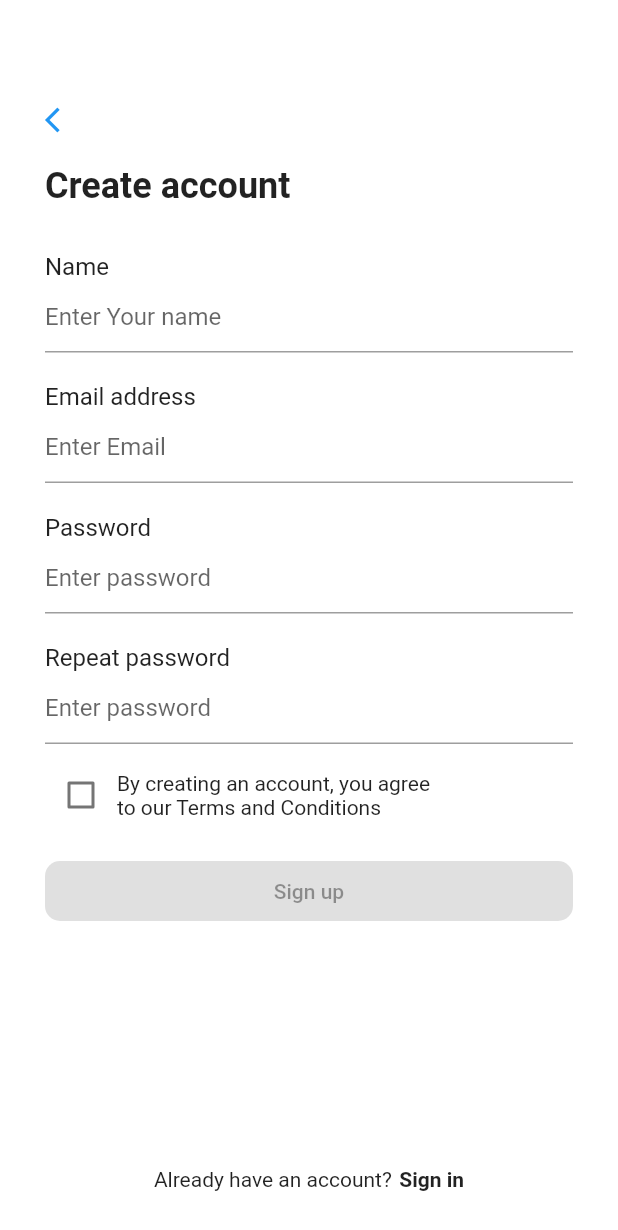
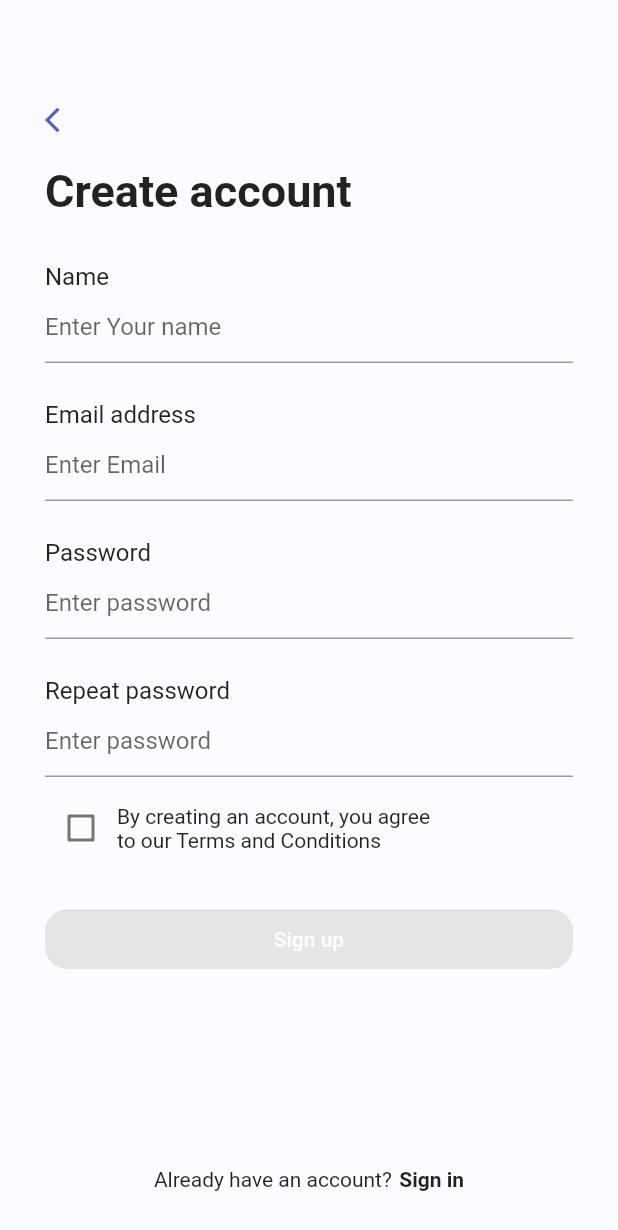
Before and after one commit to Perception12/flutter_banking_ui, a Flutter app: the screen it shows after launch, on a phone screen of 412 x 824 dp. Shown: the top 1230 px of the screen. Run offline on Flutter 3.47's test engine with Material 2 defaults, Android fonts, the light colour scheme and no system bars.

Commit message:
complete signup page UI

```diff
--- /dev/null
+++ b/lib/colors.dart
@@ -0,0 +1,29 @@
+import 'dart:ui';
+
+import 'package:flutter/material.dart';
+
+class AppColor {
+  static Color mainBackground = const Color(0xFFfbfcff);
+  static Color primaryColor = const Color(0xFF5560B4);
+  static Color disabledColor = const Color(0xFFE5E5E5);
+}
+
+MaterialColor createMaterialColor(Color color) {
+  List strengths = <double>[.05];
+  final swatch = <int, Color>{};
+  final int r = color.red, g = color.green, b = color.blue;
+
+  for (int i = 1; i < 10; i++) {
+    strengths.add(0.1 * i);
+  }
+  strengths.forEach((strength) {
+    final double ds = 0.5 - strength;
+    swatch[(strength * 1000).round()] = Color.fromRGBO(
+      r + ((ds < 0 ? r : (255 - r)) * ds).round(),
+      g + ((ds < 0 ? g : (255 - g)) * ds).round(),
+      b + ((ds < 0 ? b : (255 - b)) * ds).round(),
+      1,
+    );
+  });
+  return MaterialColor(color.value, swatch);
+}
--- a/lib/main.dart
+++ b/lib/main.dart
@@ -1,5 +1,6 @@
 import 'package:flutter/material.dart';
 import 'screens/sign_up_page.dart';
+import 'colors.dart' as color;
 
 void main() {
   runApp(const MyApp());
@@ -13,7 +14,7 @@ class MyApp extends StatelessWidget {
     return MaterialApp(
       title: 'Banking App',
       theme: ThemeData(
-        primarySwatch: Colors.blue,
+        primarySwatch: color.createMaterialColor(color.AppColor.primaryColor),
       ),
       home: const SignUpPage(),
     );
--- a/lib/screens/sign_up_page.dart
+++ b/lib/screens/sign_up_page.dart
@@ -1,4 +1,5 @@
 import 'package:flutter/material.dart';
+import '../colors.dart' as color;
 
 class SignUpPage extends StatefulWidget {
   const SignUpPage({Key? key}) : super(key: key);
@@ -9,58 +10,62 @@ class SignUpPage extends StatefulWidget {
 
 class _SignUpPageState extends State<SignUpPage> {
   bool agreeToConditions = false;
-  Widget _nameWidget(){
+  Widget _nameWidget() {
     return const TextField(
       obscureText: false,
-      decoration: InputDecoration(
-          hintText: "Enter Your name"
-      ),
+      decoration: InputDecoration(hintText: "Enter Your name"),
     );
   }
 
-  Widget _emailWidget(){
+  Widget _emailWidget() {
     return const TextField(
       obscureText: false,
-      decoration: InputDecoration(
-          hintText: "Enter Email"
-      ),
+      decoration: InputDecoration(hintText: "Enter Email"),
     );
   }
 
-  Widget _passwordWidget(){
+  Widget _passwordWidget() {
     return const TextField(
-      obscureText: false,
-      decoration: InputDecoration(
-          hintText: "Enter password"
-      ),
+      obscureText: true,
+      decoration: InputDecoration(hintText: "Enter password"),
     );
   }
 
-  Widget _confirmWidget(){
+  Widget _confirmWidget() {
     return const TextField(
-      obscureText: false,
-      decoration: InputDecoration(
-          hintText: "Enter password"
-      ),
+      obscureText: true,
+      decoration: InputDecoration(hintText: "Enter password"),
     );
+  }
+
+  Color buttonColor() {
+    Color btnColor;
+    btnColor = agreeToConditions == true ? color.AppColor.primaryColor : color.AppColor.disabledColor;
+    return btnColor;
   }
 
   @override
   Widget build(BuildContext context) {
     return Scaffold(
       resizeToAvoidBottomInset: false,
-      backgroundColor: Colors.white,
+      backgroundColor: color.AppColor.mainBackground,
       body: Container(
-        padding: const EdgeInsets.only(top: 70, left: 30, right: 30, bottom: 30),
+        padding:
+
+            const EdgeInsets.only(top: 70, left: 30, right: 30, bottom: 30),
         child: Column(
           crossAxisAlignment: CrossAxisAlignment.start,
           children: [
-            const Icon(Icons.arrow_back_ios, size: 20, color: Colors.blue,),
+            Icon(
+              Icons.arrow_back_ios,
+              size: 20,
+              color: color.AppColor.primaryColor,
+            ),
             const SizedBox(height: 20),
             const Text(
               "Create account",
               style: TextStyle(
-                fontSize: 24,
+                fontSize: 30,
                 fontWeight: FontWeight.bold,
               ),
             ),
@@ -70,7 +75,7 @@ class _SignUpPageState extends State<SignUpPage> {
               style: TextStyle(fontSize: 16),
             ),
             _nameWidget(),
-            const SizedBox(height: 20),
+            const SizedBox(height: 25),
             const Text(
               "Email address",
               style: TextStyle(
@@ -78,16 +83,18 @@ class _SignUpPageState extends State<SignUpPage> {
               ),
             ),
             _emailWidget(),
-            const SizedBox(height: 20),
+            const SizedBox(height: 25),
             const Text(
               "Password",
               style: TextStyle(fontSize: 16),
             ),
             _passwordWidget(),
-            const SizedBox(height: 20),
+            const SizedBox(height: 25),
             const Text(
               "Repeat password",
-              style: TextStyle(fontSize: 16,),
+              style: TextStyle(
+                fontSize: 16,
+              ),
             ),
             _confirmWidget(),
             const SizedBox(height: 10),
@@ -95,14 +102,13 @@ class _SignUpPageState extends State<SignUpPage> {
               children: [
                 Checkbox(
                     checkColor: Colors.white,
+                    activeColor: color.AppColor.primaryColor,
                     value: agreeToConditions,
-                    onChanged: (bool? value){
+                    onChanged: (bool? value) {
                       setState(() {
                         agreeToConditions = value!;
-                      }
-                      );
-                    }
-                ),
+                      });
+                    }),
                 Column(
                   crossAxisAlignment: CrossAxisAlignment.start,
                   children: const [
@@ -112,20 +118,25 @@ class _SignUpPageState extends State<SignUpPage> {
                 ),
               ],
             ),
-            const SizedBox(height: 20,),
+            const SizedBox(height: 30),
             SizedBox(
               height: 40,
               width: MediaQuery.of(context).size.width,
-              child: ElevatedButton(
+              child: TextButton(
                 style: ButtonStyle(
+                  backgroundColor: MaterialStateProperty.all<Color>(buttonColor()),
                   shape: MaterialStateProperty.all<RoundedRectangleBorder>(
                     RoundedRectangleBorder(
-                       borderRadius: BorderRadius.circular(10.0)
-                    ),
+                        borderRadius: BorderRadius.circular(15.0)),
                   ),
                 ),
-                onPressed: null,
-                child: const Text("Sign up"),
+                onPressed: (){},
+                child: Text(
+                  "Sign up",
+                  style: TextStyle(
+                    color: color.AppColor.mainBackground,
+                  ),
+                ),
               ),
             ),
             Expanded(child: Container()),
```
